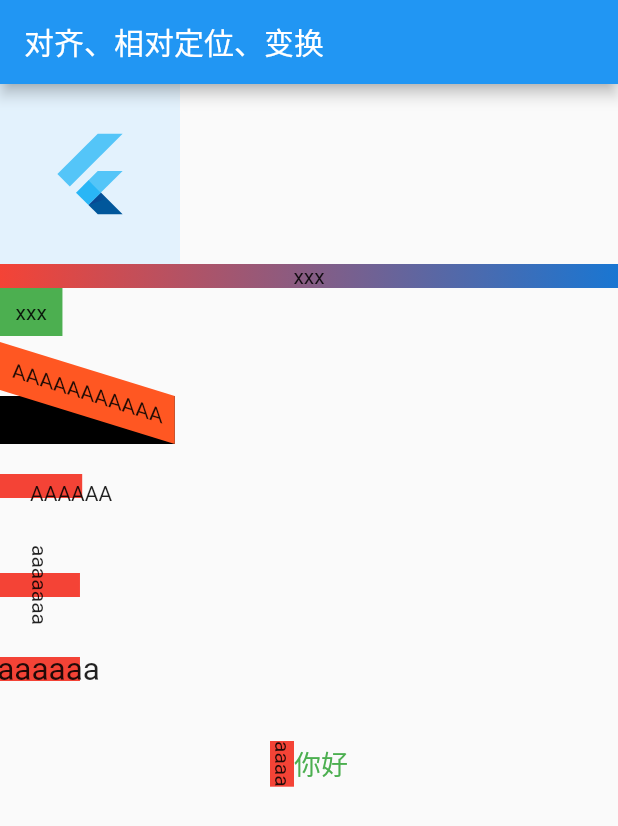
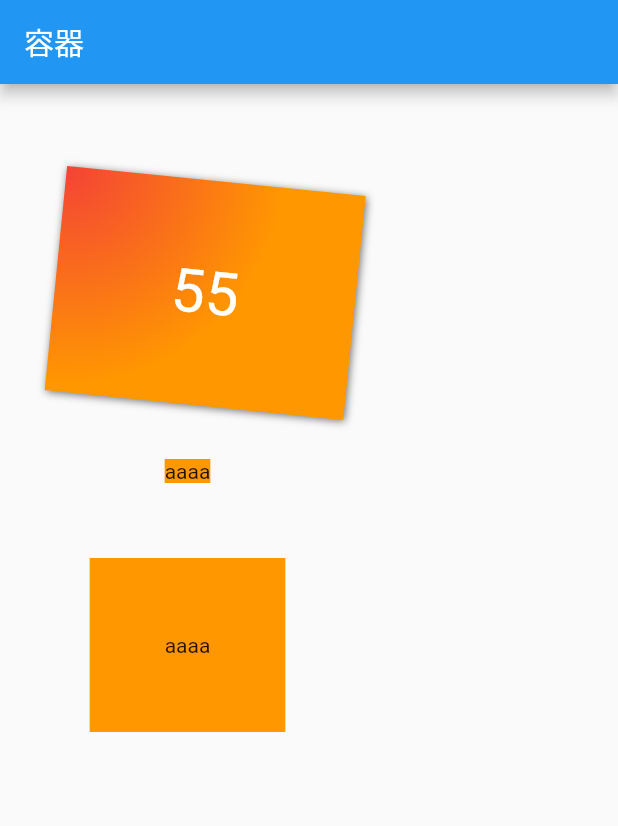
Before and after one commit to amazingokc/FlutterApp, a Flutter app: the screen it shows after launch, on a phone screen of 412 x 824 dp. Shown: the top 826 px of the screen. Run offline on Flutter 3.47's test engine with Material 2 defaults, Android fonts, the phone set to English and light mode, and no system bars.

Commit message:
容器
Signed-off-by: xiaoguoqing <13750525954@163.com>

```diff
--- /dev/null
+++ b/lib/containerWidget.dart
@@ -0,0 +1,65 @@
+import 'package:flutter/cupertino.dart';
+import 'package:flutter/material.dart';
+import 'dart:math' as math;
+
+class ContainerPage extends StatefulWidget {
+  @override
+  State<StatefulWidget> createState() {
+    return new _ContainerPage();
+  }
+}
+
+class _ContainerPage extends State<ContainerPage> {
+  @override
+  Widget build(BuildContext context) {
+    return Scaffold(
+      appBar: AppBar(
+        title: Text("容器"),
+      ),
+      body: Column(
+        children: <Widget>[
+          Container(
+            margin: EdgeInsets.only(top: 50, left: 50),
+            constraints: BoxConstraints.tightFor(width: 200, height: 150),
+            //卡片大小
+            decoration: BoxDecoration(
+              //背景装饰
+                gradient: RadialGradient(
+                  //背景径向渐变
+                    colors: [Colors.red, Colors.orange],
+                    center: Alignment.topLeft,
+                    radius: 0.98),
+                boxShadow: [
+                  //卡片阴影
+                  BoxShadow(
+                      color: Colors.black54,
+                      offset: Offset(1, 1),
+                      blurRadius: 4.0)
+                ]),
+            transform: Matrix4.rotationZ(0.1),
+            alignment: Alignment.center,
+            child: Text(
+              "55",
+              style: TextStyle(color: Colors.white, fontSize: 40),
+            ),
+
+          ),
+          Container(
+//            constraints: BoxConstraints.tightFor(width: 200, height: 150),
+//            alignment: Alignment.center,
+            margin: EdgeInsets.all(50),
+            color: Colors.orange,
+            child: Text("aaaa"),
+          ),
+          Container(
+            padding: EdgeInsets.all(50),
+            color: Colors.orange,
+            child: Text("aaaa"),
+          )
+        ],
+      )
+
+
+    );
+  }
+}
--- a/lib/main.dart
+++ b/lib/main.dart
@@ -2,6 +2,7 @@ import 'package:flutter/material.dart';
 
 import 'BaseWidget.dart';
 import 'alignWidget.dart';
+import 'containerWidget.dart';
 import 'linerLayoutWidget.dart';
 import 'flexWidget.dart';
 import 'wrapAndFlowWidget.dart';
@@ -36,8 +37,9 @@ class MyApp extends StatelessWidget {
           "FlexPage": (context) => FlexPage(),
           "FrameLayoutPage": (context) => FrameLayoutPage(),
           "AlignPage": (context) => AlignPage(),
+          "ContainerPage": (context) => ContainerPage(),
 //          "/": (context) => MyHomePage(title: 'Flutter Demo Home Page'),
-          "/": (context) => AlignPage(),
+          "/": (context) => ContainerPage(),
 //
           //注册首页路由
         });
```
